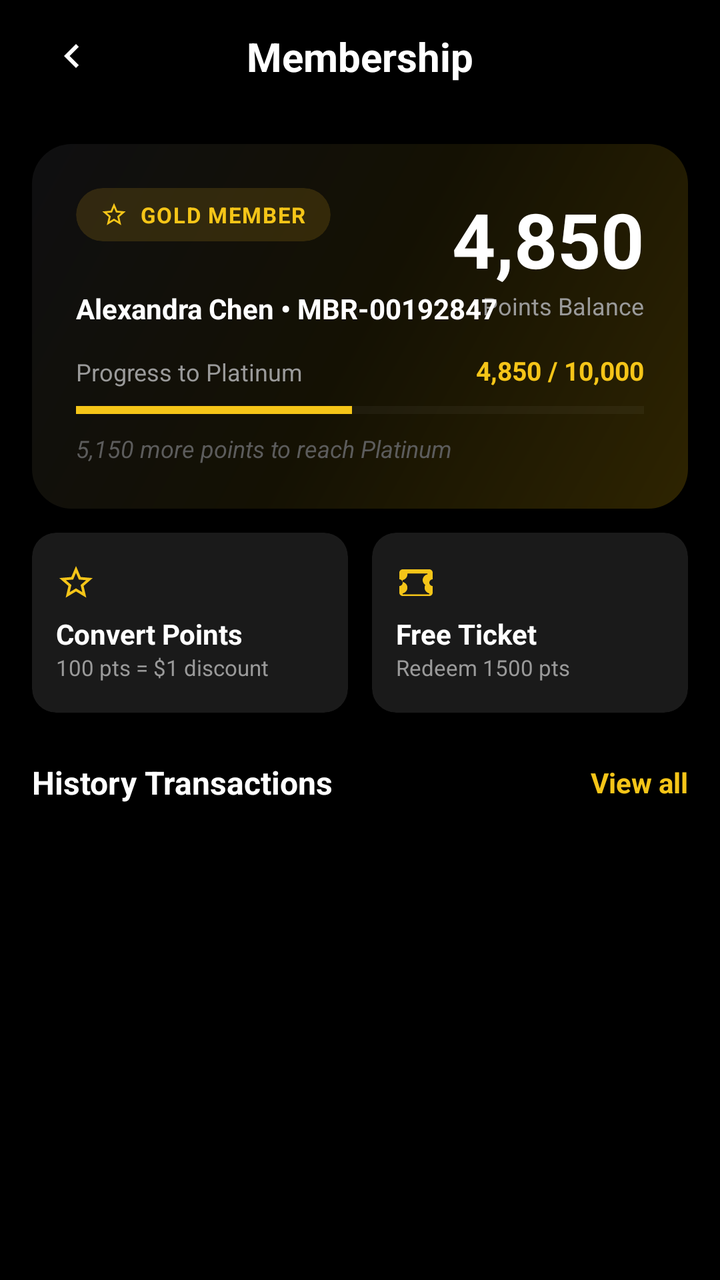
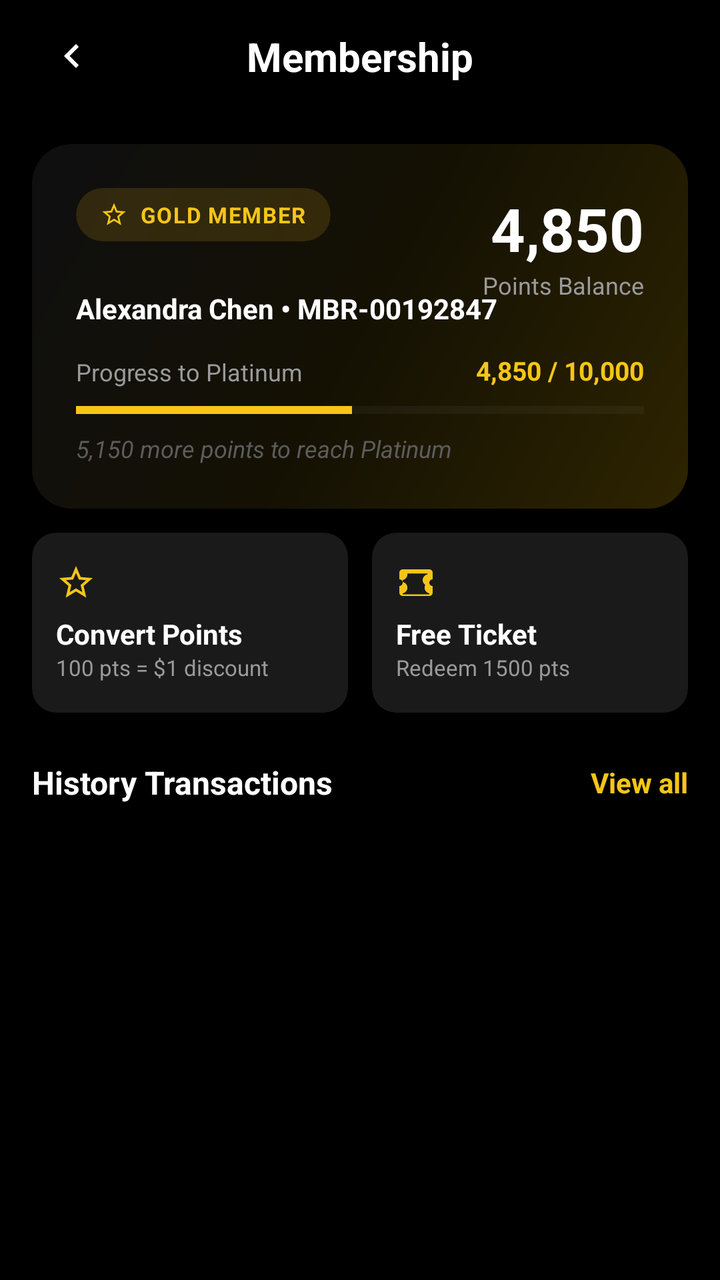

Before-and-after screenshots of an Android layout around one commit, followed by the original layout XML and the change that was made.
<!-- AndroidManifest.xml: application theme Theme.Moviebookingapp -->
<!-- res/layout/activity_reward_points.xml -->
<?xml version="1.0" encoding="utf-8"?>
<androidx.constraintlayout.widget.ConstraintLayout xmlns:android="http://schemas.android.com/apk/res/android"
    xmlns:app="http://schemas.android.com/apk/res-auto"
    xmlns:tools="http://schemas.android.com/tools"
    android:layout_width="match_parent"
    android:layout_height="match_parent"
    android:background="@color/black">

    
    <androidx.constraintlayout.widget.ConstraintLayout
        android:id="@+id/layoutHeader"
        android:layout_width="match_parent"
        android:layout_height="56dp"
        app:layout_constraintTop_toTopOf="parent">

        <ImageView
            android:id="@+id/btnBack"
            android:layout_width="40dp"
            android:layout_height="40dp"
            android:layout_marginStart="16dp"
            android:background="?android:attr/selectableItemBackgroundBorderless"
            android:clickable="true"
            android:focusable="true"
            android:padding="8dp"
            android:src="@drawable/ic_chevron_right"
            android:rotation="180"
            app:layout_constraintBottom_toBottomOf="parent"
            app:layout_constraintStart_toStartOf="parent"
            app:layout_constraintTop_toTopOf="parent"
            app:tint="@color/white" />

        <TextView
            android:layout_width="wrap_content"
            android:layout_height="wrap_content"
            android:text="@string/auto_str_membership"
            android:textColor="@color/text_primary"
            android:textSize="20sp"
            android:textStyle="bold"
            app:layout_constraintBottom_toBottomOf="parent"
            app:layout_constraintEnd_toEndOf="parent"
            app:layout_constraintStart_toStartOf="parent"
            app:layout_constraintTop_toTopOf="parent" />
    </androidx.constraintlayout.widget.ConstraintLayout>

    
    <androidx.core.widget.NestedScrollView
        android:layout_width="match_parent"
        android:layout_height="0dp"
        android:fillViewport="true"
        app:layout_constraintBottom_toBottomOf="parent"
        app:layout_constraintTop_toBottomOf="@id/layoutHeader">

        <LinearLayout
            android:layout_width="match_parent"
            android:layout_height="wrap_content"
            android:orientation="vertical"
            android:padding="16dp">

            
            <androidx.constraintlayout.widget.ConstraintLayout
                android:id="@+id/layoutMemberCard"
                android:layout_width="match_parent"
                android:layout_height="wrap_content"
                android:background="@drawable/bg_gradient_gold_card"
                android:padding="22dp">

                <com.google.android.material.card.MaterialCardView
                    android:id="@+id/badgeWrapper"
                    android:layout_width="wrap_content"
                    android:layout_height="wrap_content"
                    app:cardBackgroundColor="@color/auto_color_26EEB71B"
                    app:cardCornerRadius="20dp"
                    app:strokeWidth="0dp"
                    app:layout_constraintStart_toStartOf="parent"
                    app:layout_constraintTop_toTopOf="parent">

                    <LinearLayout
                        android:layout_width="wrap_content"
                        android:layout_height="wrap_content"
                        android:orientation="horizontal"
                        android:gravity="center_vertical"
                        android:paddingHorizontal="12dp"
                        android:paddingVertical="6dp">
                        <ImageView
                            android:layout_width="14dp"
                            android:layout_height="14dp"
                            android:src="@drawable/ic_star"
                            app:tint="@color/accent_primary" />
                        <TextView
                            android:id="@+id/tvBadgeText"
                            android:layout_width="wrap_content"
                            android:layout_height="wrap_content"
                            android:layout_marginStart="6dp"
                            android:text="@string/auto_str_gold_member"
                            android:textColor="@color/accent_primary"
                            android:textSize="11sp"
                            android:textStyle="bold"
                            android:letterSpacing="0.05" />
                    </LinearLayout>
                </com.google.android.material.card.MaterialCardView>

                <TextView
                    android:id="@+id/tvPointsNum"
                    android:layout_width="wrap_content"
                    android:layout_height="wrap_content"
                    android:text="@string/auto_str_4_850"
                    android:textColor="@color/text_primary"
                    android:textSize="38sp"
                    android:textStyle="bold"
                    app:layout_constraintTop_toTopOf="parent"
                    app:layout_constraintEnd_toEndOf="parent" />

                <TextView
                    android:id="@+id/tvPointsLabel"
                    android:layout_width="wrap_content"
                    android:layout_height="wrap_content"
                    android:text="@string/auto_str_points_balance"
                    android:textColor="@color/text_secondary"
                    android:textSize="12sp"
                    app:layout_constraintEnd_toEndOf="parent"
                    app:layout_constraintTop_toBottomOf="@id/tvPointsNum" />

                <TextView
                    android:id="@+id/tvUserInfo"
                    android:layout_width="wrap_content"
                    android:layout_height="wrap_content"
                    android:layout_marginTop="24dp"
                    android:text="@string/auto_str_alexandra_chen_mbr_00192847"
                    android:textColor="@color/text_primary"
                    android:textStyle="bold"
                    android:textSize="14sp"
                    app:layout_constraintStart_toStartOf="parent"
                    app:layout_constraintTop_toBottomOf="@id/badgeWrapper" />

                <TextView
                    android:id="@+id/tvProgressLabel"
                    android:layout_width="wrap_content"
                    android:layout_height="wrap_content"
                    android:layout_marginTop="14dp"
                    android:text="@string/auto_str_progress_to_platinum"
                    android:textColor="@color/text_secondary"
                    android:textSize="12sp"
                    app:layout_constraintStart_toStartOf="parent"
                    app:layout_constraintTop_toBottomOf="@id/tvUserInfo" />

                <TextView
                    android:id="@+id/tvProgressRatio"
                    android:layout_width="wrap_content"
                    android:layout_height="wrap_content"
                    android:text="@string/auto_str_4_850_10_000"
                    android:textColor="@color/accent_primary"
                    android:textSize="13sp"
                    android:textStyle="bold"
                    app:layout_constraintBottom_toBottomOf="@id/tvProgressLabel"
                    app:layout_constraintEnd_toEndOf="parent" />

                <ProgressBar
                    android:id="@+id/pbTierProgress"
                    style="?android:attr/progressBarStyleHorizontal"
                    android:layout_width="match_parent"
                    android:layout_height="6dp"
                    android:layout_marginTop="8dp"
                    android:max="10000"
                    android:progress="4850"
                    android:progressTint="@color/accent_primary"
                    android:progressBackgroundTint="@color/auto_color_26FFFFFF"
                    app:layout_constraintTop_toBottomOf="@id/tvProgressLabel" />

                <TextView
                    android:id="@+id/tvNextTierHint"
                    android:layout_width="wrap_content"
                    android:layout_height="wrap_content"
                    android:layout_marginTop="8dp"
                    android:text="@string/auto_str_5_150_more_points_to_reach_pla"
                    android:textColor="@color/text_muted"
                    android:textSize="12sp"
                    android:textStyle="italic"
                    app:layout_constraintStart_toStartOf="parent"
                    app:layout_constraintTop_toBottomOf="@id/pbTierProgress" />
            </androidx.constraintlayout.widget.ConstraintLayout>

            
            <LinearLayout
                android:layout_width="match_parent"
                android:layout_height="wrap_content"
                android:layout_marginTop="12dp"
                android:orientation="horizontal">

                <com.google.android.material.card.MaterialCardView
                    android:layout_width="0dp"
                    android:layout_height="90dp"
                    android:layout_weight="1"
                    android:layout_marginEnd="6dp"
                    app:cardBackgroundColor="@color/bg_surface"
                    app:cardCornerRadius="12dp"
                    app:strokeWidth="0dp">
                    <LinearLayout
                        android:layout_width="match_parent"
                        android:layout_height="match_parent"
                        android:orientation="vertical"
                        android:padding="12dp"
                        android:gravity="center_vertical">
                        <ImageView
                            android:layout_width="20dp"
                            android:layout_height="20dp"
                            android:src="@drawable/ic_star"
                            app:tint="@color/accent_primary"/>
                        <TextView
                            android:layout_width="wrap_content"
                            android:layout_height="wrap_content"
                            android:layout_marginTop="6dp"
                            android:text="@string/auto_str_convert_points"
                            android:textColor="@color/text_primary"
                            android:textSize="14sp"
                            android:textStyle="bold"/>
                        <TextView
                            android:layout_width="wrap_content"
                            android:layout_height="wrap_content"
                            android:text="@string/auto_str_100_pts_1_discount"
                            android:textColor="@color/text_secondary"
                            android:textSize="11sp"/>
                    </LinearLayout>
                </com.google.android.material.card.MaterialCardView>

                <com.google.android.material.card.MaterialCardView
                    android:layout_width="0dp"
                    android:layout_height="90dp"
                    android:layout_weight="1"
                    android:layout_marginStart="6dp"
                    app:cardBackgroundColor="@color/bg_surface"
                    app:cardCornerRadius="12dp"
                    app:strokeWidth="0dp">
                    <LinearLayout
                        android:layout_width="match_parent"
                        android:layout_height="match_parent"
                        android:orientation="vertical"
                        android:padding="12dp"
                        android:gravity="center_vertical">
                        <ImageView
                            android:layout_width="20dp"
                            android:layout_height="20dp"
                            android:src="@drawable/ic_ticket"
                            app:tint="@color/accent_primary"/>
                        <TextView
                            android:layout_width="wrap_content"
                            android:layout_height="wrap_content"
                            android:layout_marginTop="6dp"
                            android:text="@string/auto_str_free_ticket"
                            android:textColor="@color/text_primary"
                            android:textSize="14sp"
                            android:textStyle="bold"/>
                        <TextView
                            android:layout_width="wrap_content"
                            android:layout_height="wrap_content"
                            android:text="@string/auto_str_redeem_1500_pts"
                            android:textColor="@color/text_secondary"
                            android:textSize="11sp"/>
                    </LinearLayout>
                </com.google.android.material.card.MaterialCardView>
            </LinearLayout>

            
            <androidx.constraintlayout.widget.ConstraintLayout
                android:layout_width="match_parent"
                android:layout_height="wrap_content"
                android:layout_marginTop="24dp"
                android:layout_marginBottom="12dp">

                <TextView
                    android:layout_width="wrap_content"
                    android:layout_height="wrap_content"
                    android:text="@string/auto_str_history_transactions"
                    android:textColor="@color/text_primary"
                    android:textSize="16sp"
                    android:textStyle="bold"
                    app:layout_constraintBottom_toBottomOf="parent"
                    app:layout_constraintStart_toStartOf="parent"
                    app:layout_constraintTop_toTopOf="parent" />

                <TextView
                    android:id="@+id/tvViewAll"
                    android:layout_width="wrap_content"
                    android:layout_height="wrap_content"
                    android:text="@string/auto_str_view_all_1"
                    android:textColor="@color/accent_primary"
                    android:textSize="14sp"
                    android:textStyle="bold"
                    android:clickable="true"
                    android:focusable="true"
                    app:layout_constraintBottom_toBottomOf="parent"
                    app:layout_constraintEnd_toEndOf="parent"
                    app:layout_constraintTop_toTopOf="parent" />
            </androidx.constraintlayout.widget.ConstraintLayout>

            
            <TextView
                android:id="@+id/tvEmptyHistory"
                android:layout_width="match_parent"
                android:layout_height="wrap_content"
                android:layout_marginVertical="24dp"
                android:gravity="center"
                android:text="@string/auto_str_no_transaction_history_yet"
                android:textColor="@color/text_muted"
                android:textSize="14sp"
                android:visibility="gone"
                tools:visibility="visible" />

            
            <androidx.recyclerview.widget.RecyclerView
                android:id="@+id/rvHistory"
                android:layout_width="match_parent"
                android:layout_height="wrap_content"
                android:nestedScrollingEnabled="false"
                tools:listitem="@layout/item_score_history"
                tools:itemCount="3"/>

        </LinearLayout>
    </androidx.core.widget.NestedScrollView>

</androidx.constraintlayout.widget.ConstraintLayout>
<!-- res/layout/item_score_history.xml (included above) -->
<?xml version="1.0" encoding="utf-8"?>
<com.google.android.material.card.MaterialCardView xmlns:android="http://schemas.android.com/apk/res/android"
    xmlns:app="http://schemas.android.com/apk/res-auto"
    android:layout_width="match_parent"
    android:layout_height="72dp"
    android:layout_marginBottom="8dp"
    app:cardBackgroundColor="@color/bg_surface"
    app:cardCornerRadius="12dp"
    app:strokeWidth="0dp">

    <androidx.constraintlayout.widget.ConstraintLayout
        android:layout_width="match_parent"
        android:layout_height="match_parent"
        android:paddingHorizontal="16dp">

        
        <com.google.android.material.card.MaterialCardView
            android:id="@+id/iconContainer"
            android:layout_width="36dp"
            android:layout_height="36dp"
            app:cardBackgroundColor="@color/auto_color_1A34C759"
            app:cardCornerRadius="18dp"
            app:strokeWidth="0dp"
            app:layout_constraintBottom_toBottomOf="parent"
            app:layout_constraintStart_toStartOf="parent"
            app:layout_constraintTop_toTopOf="parent">

            <ImageView
                android:id="@+id/ivHistoryIcon"
                android:layout_width="16dp"
                android:layout_height="16dp"
                android:layout_gravity="center"
                android:src="@drawable/ic_add"
                app:tint="@color/seat_selected" />
        </com.google.android.material.card.MaterialCardView>

        
        <TextView
            android:id="@+id/tvHistoryTitle"
            android:layout_width="0dp"
            android:layout_height="wrap_content"
            android:layout_marginStart="14dp"
            android:layout_marginEnd="12dp"
            android:text="@string/auto_str_dune_awakening_booking"
            android:textColor="@color/text_primary"
            android:textSize="14sp"
            android:textStyle="bold"
            android:maxLines="1"
            android:ellipsize="end"
            app:layout_constraintBottom_toTopOf="@id/tvHistoryDate"
            app:layout_constraintEnd_toStartOf="@id/tvPointsValue"
            app:layout_constraintStart_toEndOf="@id/iconContainer"
            app:layout_constraintTop_toTopOf="parent" />

        
        <TextView
            android:id="@+id/tvHistoryDate"
            android:layout_width="wrap_content"
            android:layout_height="wrap_content"
            android:layout_marginTop="2dp"
            android:text="@string/auto_str_jun_13"
            android:textColor="@color/text_secondary"
            android:textSize="12sp"
            app:layout_constraintBottom_toBottomOf="parent"
            app:layout_constraintStart_toStartOf="@id/tvHistoryTitle"
            app:layout_constraintTop_toBottomOf="@id/tvHistoryTitle" />

        
        <TextView
            android:id="@+id/tvPointsValue"
            android:layout_width="wrap_content"
            android:layout_height="wrap_content"
            android:text="@string/auto_str_540_pts"
            android:textColor="@color/seat_selected"
            android:textSize="15sp"
            android:textStyle="bold"
            app:layout_constraintBottom_toBottomOf="parent"
            app:layout_constraintEnd_toEndOf="parent"
            app:layout_constraintTop_toTopOf="parent" />

    </androidx.constraintlayout.widget.ConstraintLayout>
</com.google.android.material.card.MaterialCardView>
<!-- resources referenced by this layout -->
<resources>
  <color name="accent_primary">#F5C518</color>
  <color name="auto_color_1A34C759">#1A34C759</color>
  <color name="auto_color_26EEB71B">#26EEB71B</color>
  <color name="auto_color_26FFFFFF">#26FFFFFF</color>
  <color name="bg_surface">#1A1A1A</color>
  <color name="black">#FF000000</color>
  <color name="seat_selected">#34C759</color>
  <color name="text_muted">#5C5C5C</color>
  <color name="text_primary">#FFFFFF</color>
  <color name="text_secondary">#9A9A9A</color>
  <color name="white">#FFFFFFFF</color>
  <!-- drawable bg_gradient_gold_card (drawable) -->
  <?xml version="1.0" encoding="utf-8"?>
  <shape xmlns:android="http://schemas.android.com/apk/res/android"
      android:shape="rectangle">
      <gradient
          android:angle="135"
          android:startColor="@color/auto_color_2E2401"
          android:centerColor="@color/auto_color_141103"
          android:endColor="@color/auto_color_0F0F11" />
      <corners android:radius="20dp" />
  </shape>
  <!-- drawable ic_add (drawable) -->
  <vector xmlns:android="http://schemas.android.com/apk/res/android" android:height="24dp" android:tint="@color/auto_color_FFFFFF" android:viewportHeight="960" android:viewportWidth="960" android:width="24dp">
        
      <path android:fillColor="@android:color/white" android:pathData="M440,520L200,520L200,440L440,440L440,200L520,200L520,440L760,440L760,520L520,520L520,760L440,760L440,520Z"/>
      
  </vector>
  <!-- drawable ic_chevron_right (drawable) -->
  <vector xmlns:android="http://schemas.android.com/apk/res/android"
      android:width="24dp"
      android:height="24dp"
      android:viewportWidth="24.0"
      android:viewportHeight="24.0">
      
      <path
          android:fillColor="@color/auto_color_FFFFFFFF"
          android:pathData="M10,6L8.59,7.41 13.17,12l-4.58,4.59L10,18l6,-6z"/>
  </vector>
  <string name="auto_str_100_pts_1_discount">100 pts = $1 discount</string>
  <string name="auto_str_4_850">4,850</string>
  <string name="auto_str_4_850_10_000">4,850 / 10,000</string>
  <string name="auto_str_540_pts">+540 pts</string>
  <string name="auto_str_5_150_more_points_to_reach_pla">5,150 more points to reach Platinum</string>
  <string name="auto_str_alexandra_chen_mbr_00192847">Alexandra Chen • MBR-00192847</string>
  <string name="auto_str_convert_points">Convert Points</string>
  <string name="auto_str_dune_awakening_booking">Dune: Awakening booking</string>
  <string name="auto_str_free_ticket">Free Ticket</string>
  <string name="auto_str_gold_member">GOLD MEMBER</string>
  <string name="auto_str_history_transactions">History Transactions</string>
  <string name="auto_str_jun_13">Jun 13</string>
  <string name="auto_str_membership">Membership</string>
  <string name="auto_str_no_transaction_history_yet">No transaction history yet</string>
  <string name="auto_str_points_balance">Points Balance</string>
  <string name="auto_str_progress_to_platinum">Progress to Platinum</string>
  <string name="auto_str_redeem_1500_pts">Redeem 1500 pts</string>
  <string name="auto_str_view_all_1">View all</string>
  <style name="Theme.Moviebookingapp" parent="Base.Theme.Moviebookingapp" />
  <color name="auto_color_2E2401">#2E2401</color>
  <color name="auto_color_141103">#141103</color>
  <color name="auto_color_0F0F11">#0F0F11</color>
  <color name="auto_color_FFFFFF">#FFFFFF</color>
  <color name="auto_color_FFFFFFFF">#FFFFFFFF</color>
  <style name="Base.Theme.Moviebookingapp" parent="Theme.Material3.DayNight.NoActionBar">
          <item name="colorPrimary">@color/yellow</item>
          <item name="android:windowBackground">@color/background_black</item>
          <item name="android:statusBarColor">@color/background_black</item>
      </style>
  <color name="yellow">#FFC107</color>
  <color name="background_black">#FF000000</color>
  <!-- unchanged entries left out for length: 2 -->
</resources>

<!-- the commit's change to res/layout/activity_reward_points.xml (unified diff, before → after) -->
@@ -105,7 +105,7 @@
                     android:layout_height="wrap_content"
                     android:text="@string/auto_str_4_850"
                     android:textColor="@color/text_primary"
-                    android:textSize="38sp"
+                    android:textSize="30sp"
                     android:textStyle="bold"
                     app:layout_constraintTop_toTopOf="parent"
                     app:layout_constraintEnd_toEndOf="parent" />
